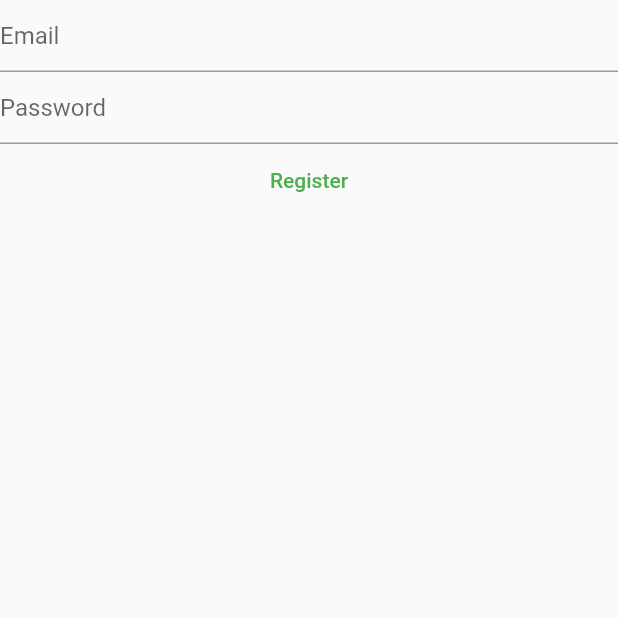
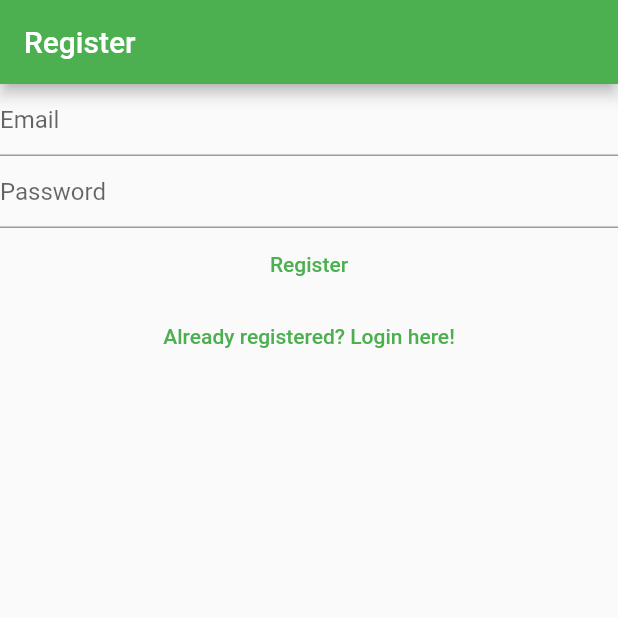
Before and after one commit to jea-ms/my-notes, a Flutter app: the RegisterView screen opened directly, on a phone screen of 412 x 824 dp, the top half of it. Run offline on Flutter 3.47's test engine with Material 2 defaults, Android fonts, the phone set to English and light mode, and no system bars; our stand-ins replace firebase_auth, firebase_core; missing offline and left inert: dart:js; accounts and stored records are empty.

Commit message:
ch 17: routes and change views

```diff
--- a/lib/views/login_view.dart
+++ b/lib/views/login_view.dart
@@ -1,6 +1,5 @@
 import 'package:firebase_auth/firebase_auth.dart';
 import 'package:flutter/material.dart';
-
 
 class LoginView extends StatefulWidget {
   const LoginView({super.key});
@@ -29,7 +28,11 @@ class _LoginViewState extends State<LoginView> {
 
   @override
   Widget build(BuildContext context) {
-    return Column(
+    return Scaffold(
+      appBar: AppBar(
+        title: const Text('Login'),
+      ),
+      body: Column(
         children: [
           TextField(
             controller: _email,
@@ -65,7 +68,14 @@ class _LoginViewState extends State<LoginView> {
             },
             child: const Text('Login'),
           ),
+          TextButton(
+              onPressed: () {
+                Navigator.of(context)
+                    .pushNamedAndRemoveUntil('/register/', (route) => false);
+              },
+              child: const Text('Not registered yet? Register here!')),
         ],
+      ),
     );
   }
 }
--- a/lib/views/register_view.dart
+++ b/lib/views/register_view.dart
@@ -1,6 +1,5 @@
 import 'package:firebase_auth/firebase_auth.dart';
 import 'package:flutter/material.dart';
-
 
 class RegisterView extends StatefulWidget {
   const RegisterView({super.key});
@@ -29,7 +28,11 @@ class _RegisterViewState extends State<RegisterView> {
 
   @override
   Widget build(BuildContext context) {
-    return Column(
+    return Scaffold(
+      appBar: AppBar(
+        title: const Text('Register'),
+      ),
+      body: Column(
         children: [
           TextField(
             controller: _email,
@@ -60,7 +63,14 @@ class _RegisterViewState extends State<RegisterView> {
             },
             child: const Text('Register'),
           ),
+          TextButton(
+              onPressed: () {
+                Navigator.of(context)
+                    .pushNamedAndRemoveUntil('/login/', (route) => false);
+              },
+              child: const Text('Already registered? Login here!')),
         ],
+      ),
     );
   }
 }
```
Also changed, not shown: lib/main.dart (+10 -31 lines), lib/views/verify_email_view.dart (added, +32 -0 lines). Lines whose indentation alone changed are shown as unchanged.
